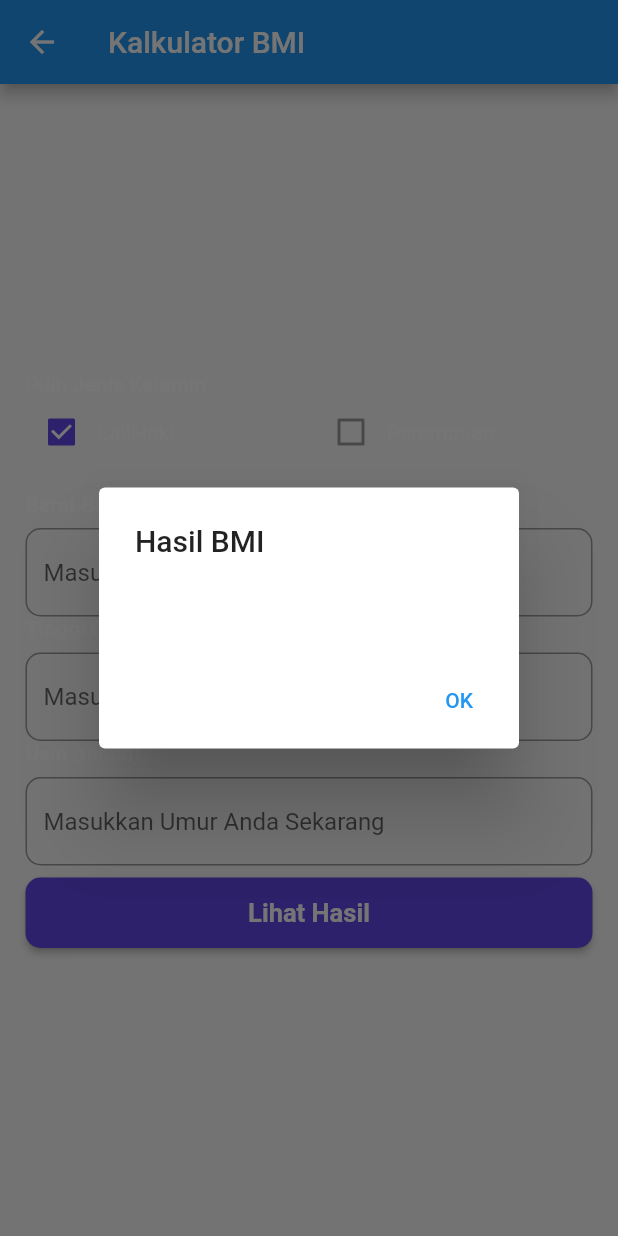
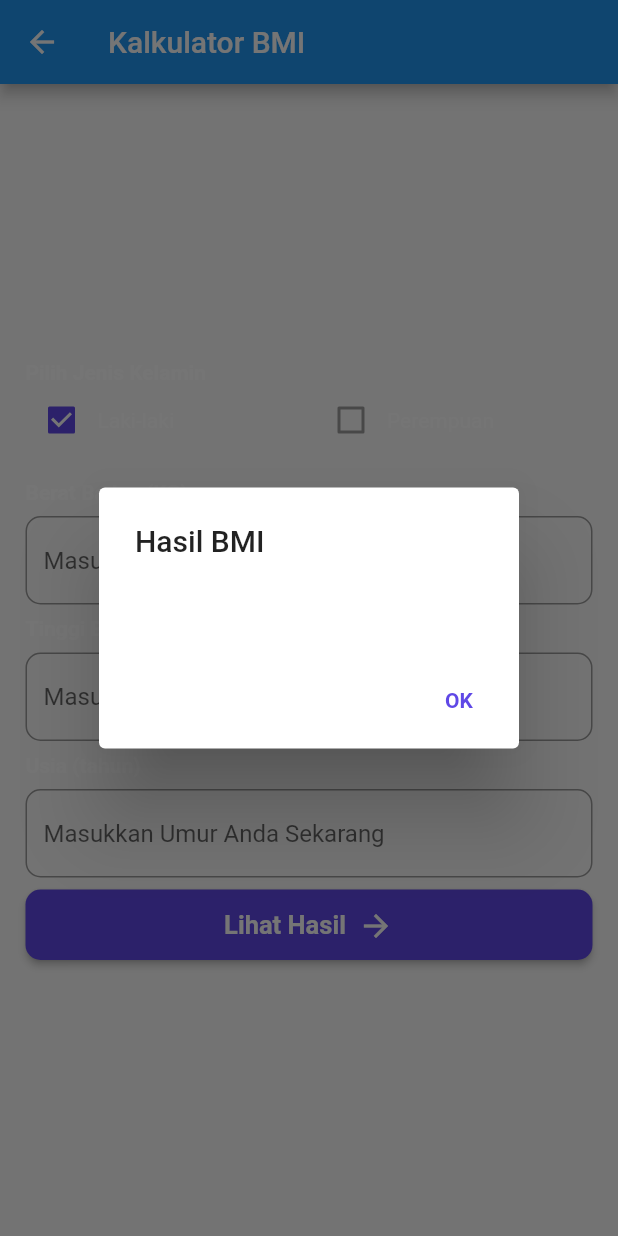
Before and after one commit to irfanarfianto/healthy-app, a Flutter app: the BMIDetailsScreen screen opened directly, after a tap on "Lihat Hasil", on a phone screen of 412 x 824 dp. Run offline on Flutter 3.47's test engine with Material 2 defaults, Android fonts, the light colour scheme and no system bars; Roboto replaces fonts that are missing (Manrope).

Commit message:
Perbaikan UI: Menambahkan Icon

```diff
--- a/lib/BMIDetailsScreen.dart
+++ b/lib/BMIDetailsScreen.dart
@@ -150,7 +150,7 @@ class _BMIDetailsScreenState extends State<BMIDetailsScreen> {
                       ],
                     ),
                   ),
-                  SizedBox(height: 8.0),
+                  SizedBox(height: 16.0),
                   Container(
                     height: 75,
                     width: 378,
@@ -179,7 +179,7 @@ class _BMIDetailsScreenState extends State<BMIDetailsScreen> {
                       ],
                     ),
                   ),
-                  SizedBox(height: 8.0),
+                  SizedBox(height: 16.0),
                   Container(
                     height: 75,
                     width: 378,
@@ -226,14 +226,21 @@ class _BMIDetailsScreenState extends State<BMIDetailsScreen> {
                                   onPressed: () {
                                     Navigator.of(context).pop();
                                   },
-                                  child: Text('OK'),
+                                  child: Text('OK',
+                                      style: TextStyle(
+                                        color: Color(0xFF5F48E6),
+                                        fontWeight: FontWeight.w600,
+                                      )),
                                 ),
                               ],
                             );
                           },
                         );
                       },
-                      child: Text(
+                      child: Row(
+                        mainAxisAlignment: MainAxisAlignment.center,
+                        children: [
+                          Text(
                             'Lihat Hasil',
                             textAlign: TextAlign.center,
                             style: TextStyle(
@@ -243,11 +250,19 @@ class _BMIDetailsScreenState extends State<BMIDetailsScreen> {
                               height: 0,
                             ),
                           ),
+                          Padding(
+                            padding: const EdgeInsets.only(right: 8.0),
+                          ),
+                          Icon(
+                            Icons.arrow_forward,
+                            color: Colors.white,
+                          ),
+                        ],
+                      ),
                       style: ElevatedButton.styleFrom(
                         primary: Color(0xFF5F48E6),
-                        padding: EdgeInsets.symmetric(
-                            horizontal: 15,
-                            vertical: 12), // Atur padding sesuai kebutuhan Anda
+                        padding:
+                            EdgeInsets.symmetric(horizontal: 15, vertical: 12),
                         shape: RoundedRectangleBorder(
                           borderRadius: BorderRadius.circular(10),
                         ),
```
Lines whose indentation alone changed are shown as unchanged.
